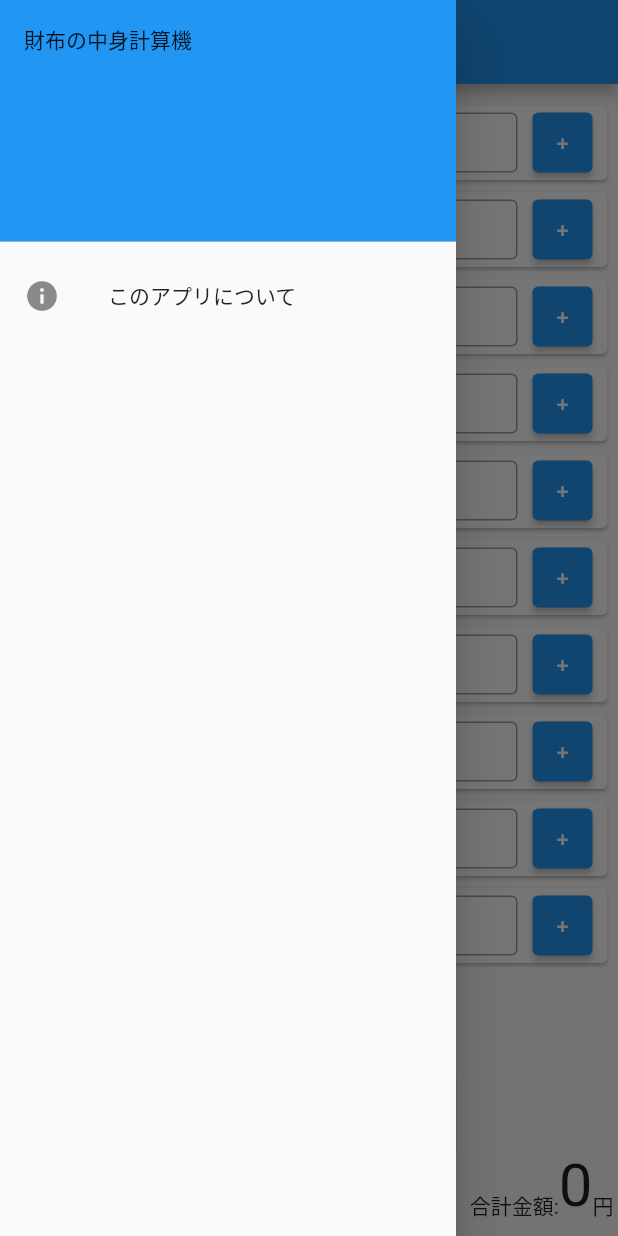
After one commit to yuchan2215/FlutterMoneyCalculator, a Flutter app: the screen it shows after launch, with the side drawer open, on a phone screen of 412 x 824 dp. The commit adds this screen. Run offline on Flutter 3.47's test engine with Material 2 defaults, Android fonts, the phone set to English and light mode, and no system bars; our stand-ins replace package_info_plus.

Commit message:
[clean] ドロワーのファイルを分けた

```diff
--- /dev/null
+++ b/lib/views/widgets/drawer.dart
@@ -0,0 +1,64 @@
+import 'package:flutter/material.dart';
+import 'package:package_info_plus/package_info_plus.dart';
+
+class DrawerItem extends StatelessWidget {
+  final Future<PackageInfo> info = PackageInfo.fromPlatform();
+  final Center appIcon = const Center(
+      child: Padding(
+          padding: EdgeInsets.symmetric(vertical: 8.0),
+          child: SizedBox(
+            width: 32,
+            height: 32,
+            child: Image(
+              image: AssetImage('assets/icon/icon.png'),
+            ),
+          )));
+
+  DrawerItem({Key? key}) : super(key: key);
+
+  ///ライセンス用説明文
+  List<Widget> aboutBox(BuildContext context) {
+    return <Widget>[
+      RichText(
+          text: TextSpan(
+            style: Theme.of(context).textTheme.bodyText1,
+            children: const <TextSpan>[
+              TextSpan(text: "各硬貨の枚数から合計を求める。"),
+            ],
+          ))
+    ];
+  }
+
+  @override
+  Widget build(BuildContext context) {
+    return Drawer(
+      child: ListView(children: [
+        const DrawerHeader(
+            decoration: BoxDecoration(
+              color: Colors.blue,
+            ),
+            child: Text("財布の中身計算機")),
+        FutureBuilder<PackageInfo>(
+          future: info,
+          builder: (BuildContext context, AsyncSnapshot<PackageInfo> snapshot) {
+            if (snapshot.hasData) {
+              String version = snapshot.data?.version ?? "";
+              String title = snapshot.data?.appName ?? "";
+              return AboutListTile(
+                icon: const Icon(Icons.info),
+                applicationIcon: appIcon,
+                applicationVersion: version,
+                applicationName: title,
+                applicationLegalese: '\u{a9} 2022 Miyayu',
+                aboutBoxChildren: aboutBox(context),
+                child: const Text("このアプリについて"),
+              );
+            } else {
+              return const CircularProgressIndicator();
+            }
+          },
+        ),
+      ]),
+    );
+  }
+}
```
Also changed, not shown: lib/views/mainPage.dart (+2 -67 lines).
